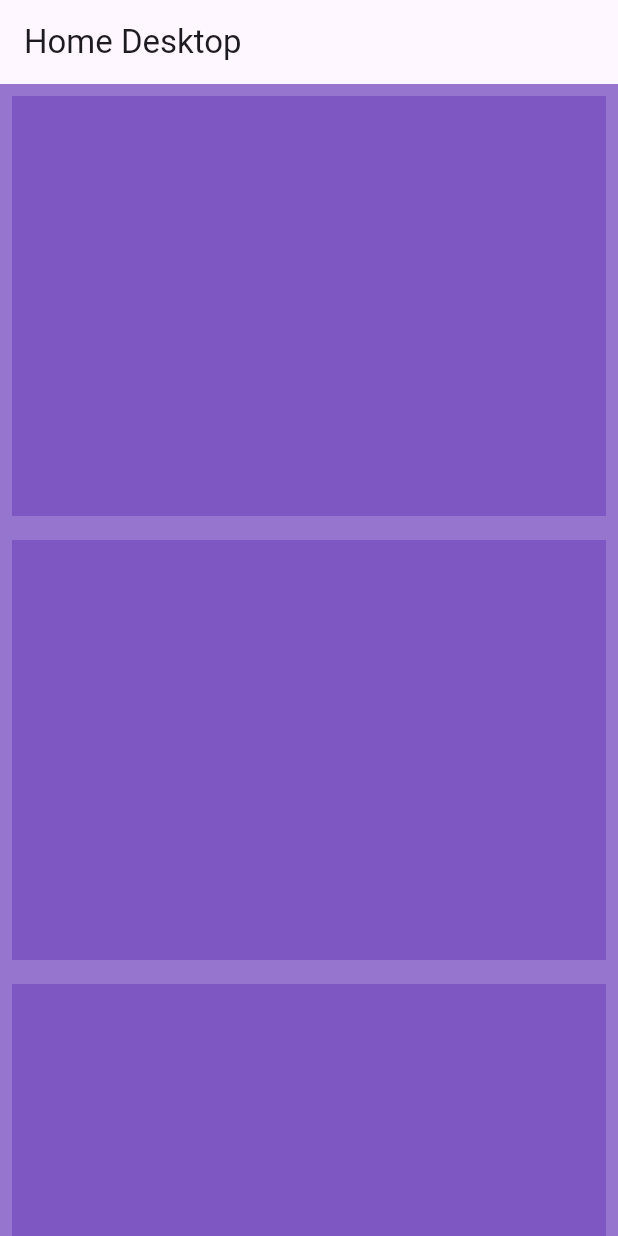
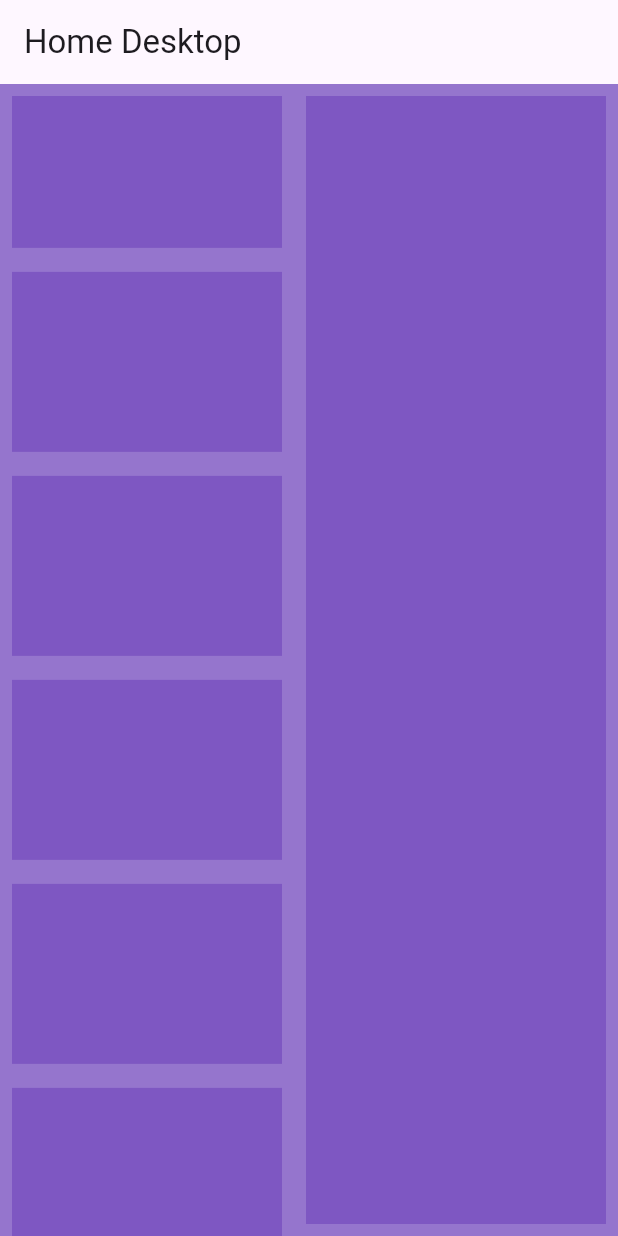
Before and after one commit to vandersonbfs/responsive_app, a Flutter app: the MyDesktopBody screen opened directly, on a phone screen of 412 x 824 dp. Run offline on Flutter 3.47's test engine with Material 3 defaults, Android fonts, the phone set to English and light mode, and no system bars.

Commit message:
Desktop page

```diff
--- a/lib/pages/desktop_body.dart
+++ b/lib/pages/desktop_body.dart
@@ -11,12 +11,37 @@ class MyDesktopBody extends StatelessWidget {
       appBar: AppBar(
         title: const Text('Home Desktop'),
       ),
-      body: Column(
+      body: Row(
         children: [
+          // Primeira coluna
+          Expanded(
+            // Definido para possa monstrar a segunda coluna.
+            child: Column(
+              // definindo uma coluna
+              children: [
+                // youtube video
+
+                // Que tem filhos
+                Padding(
+                  // Envolvendo o Container com um Padding de 8.0 em totos os lados.
+                  padding: const EdgeInsets.all(8.0),
+                  child: AspectRatio(
+                    // Vamos agrupar o container
+                    aspectRatio: 16 / 9, // Com isso podemos remover a altura.
+                    child: Container(
+                      // Definindo um container
+                      // height: 250, // com altura de 250.
+                      color: Colors
+                          .deepPurple[400], // E cor de fundo deepPurple[400]
+                    ),
+                  ),
+                ),
+                // seção de comentários e vídeos recomendados
+                // criar uma visualização de lista.
                 Expanded(
                   child: ListView.builder(
                       // Cria a lista com construtor
-                itemCount: 6, // Define a quantidade de itens na lista
+                      itemCount: 8, // Define a quantidade de itens na lista
                       itemBuilder: (context, index) {
                         // Construtor
                         return Padding(
@@ -25,13 +50,24 @@ class MyDesktopBody extends StatelessWidget {
                           child: Container(
                             // Cria cada container
                             color: Colors.deepPurple[400],
-                      height: 280,
+                            height: 120,
                           ),
                         );
                       }),
                 ),
               ],
             ),
+          ),
+          // Segunda coluna
+          Padding(
+            padding: const EdgeInsets.all(8.0),
+            child: Container(
+              width: 200,
+              color: Colors.deepPurple[400],
+            ),
+          )
+        ],
+      ),
     );
   }
 }
```
Lines whose indentation alone changed are shown as unchanged.
